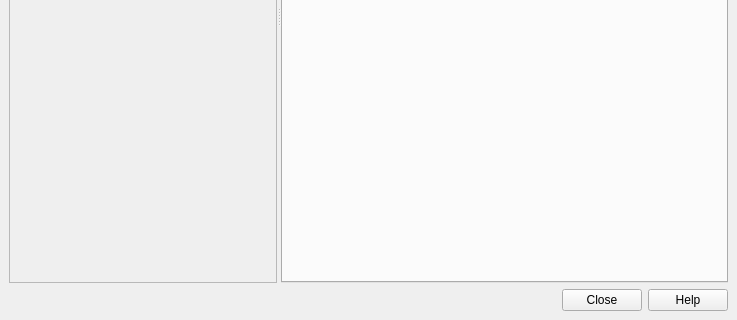
This is qgis/src/ui/qgscomposerbase.ui in sourcepole/qgis as Qt 5 draws it before an edit; both pictures show x 0 to 737 and y 289 to 609 of the 737 by 609 pixel window. The edited form follows.
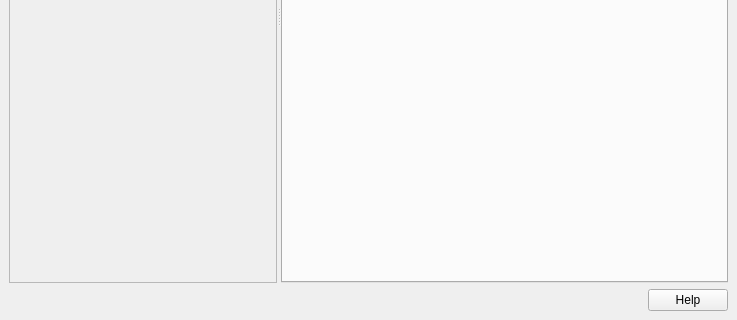
This is the edited form. Icons and pictures are not drawn.

What changed in the file:
```diff
--- a/qgis/src/ui/qgscomposerbase.ui
+++ b/qgis/src/ui/qgscomposerbase.ui
@@ -156,10 +156,10 @@
       </widget>
      </widget>
     </item>
-    <item row="1" column="0" >
-     <widget class="QDialogButtonBox" name="buttonBox" >
-      <property name="standardButtons" >
-       <set>QDialogButtonBox::Close|QDialogButtonBox::Help|QDialogButtonBox::NoButton</set>
+    <item row="1" column="0">
+     <widget class="QDialogButtonBox" name="buttonBox">
+      <property name="standardButtons">
+       <set>QDialogButtonBox::Help</set>
       </property>
      </widget>
     </item>
```
Left out of the diff: 414 changed lines with no effect on the pictures.
